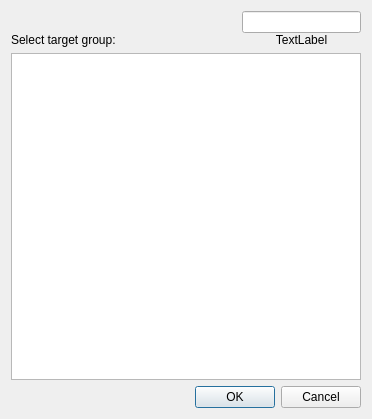
Before: the Qt Designer form FWAdminLib/ClientMoveToDlg.ui in fw-dev/translations, drawn with Qt 5.
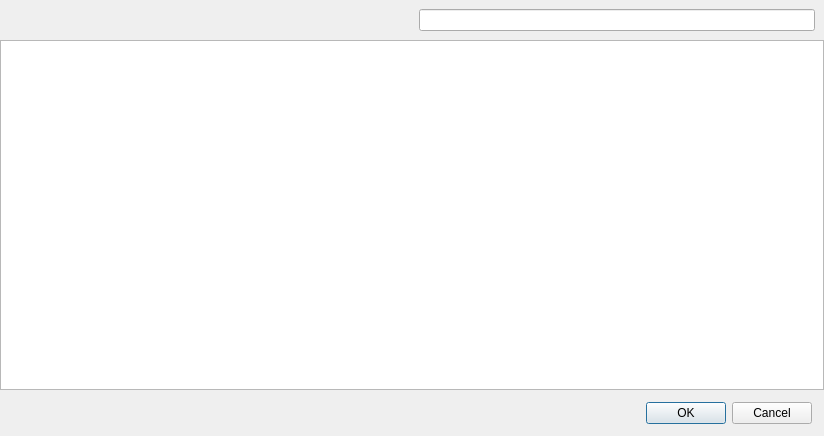
After: the same form once the commit is applied. Custom widgets are drawn as their Qt base class.

```diff
--- a/FWAdminLib/ClientMoveToDlg.ui
+++ b/FWAdminLib/ClientMoveToDlg.ui
@@ -6,26 +6,23 @@
    <rect>
     <x>0</x>
     <y>0</y>
-    <width>372</width>
-    <height>419</height>
+    <width>824</width>
+    <height>436</height>
    </rect>
   </property>
   <property name="windowTitle">
    <string>Move selected users to...</string>
   </property>
-  <layout class="QVBoxLayout" name="verticalLayout_2">
+  <layout class="QVBoxLayout" name="verticalLayout">
+   <property name="spacing">
+    <number>0</number>
+   </property>
+   <property name="margin">
+    <number>0</number>
+   </property>
    <item>
+    <widget class="ViewSearchHeader" name="widget" native="true">
     <layout class="QHBoxLayout" name="horizontalLayout">
-     <item>
-      <widget class="QLabel" name="label">
-       <property name="text">
-        <string>Select target group:</string>
-       </property>
-       <property name="alignment">
-        <set>Qt::AlignBottom|Qt::AlignLeading|Qt::AlignLeft</set>
-       </property>
-      </widget>
-     </item>
      <item>
       <spacer name="horizontalSpacer">
        <property name="orientation">
@@ -33,36 +30,30 @@
        </property>
        <property name="sizeHint" stdset="0">
         <size>
-         <width>40</width>
+          <width>366</width>
          <height>20</height>
         </size>
        </property>
       </spacer>
      </item>
      <item>
-      <layout class="QVBoxLayout" name="verticalLayout">
-       <property name="spacing">
-        <number>0</number>
-       </property>
-       <item>
-        <widget class="SearchLineEdit" name="searchLineEdit"/>
-       </item>
-       <item>
         <widget class="QLabel" name="itemsLabel">
          <property name="text">
-          <string>TextLabel</string>
+         <string/>
          </property>
          <property name="alignment">
           <set>Qt::AlignCenter</set>
          </property>
         </widget>
        </item>
-      </layout>
-     </item>
-    </layout>
+      <item>
+       <widget class="SearchLineEdit" name="searchLineEdit"/>
+      </item>
+     </layout>
+    </widget>
    </item>
    <item>
-    <widget class="QTreeView" name="view">
+    <widget class="StyledTreeView" name="view">
      <property name="editTriggers">
       <set>QAbstractItemView::NoEditTriggers</set>
      </property>
@@ -78,6 +69,11 @@
     </widget>
    </item>
    <item>
+    <layout class="QHBoxLayout" name="horizontalLayout_2">
+     <property name="margin">
+      <number>12</number>
+     </property>
+     <item>
     <widget class="QDialogButtonBox" name="buttonBox">
      <property name="standardButtons">
       <set>QDialogButtonBox::Cancel|QDialogButtonBox::Ok</set>
@@ -85,6 +81,8 @@
     </widget>
    </item>
   </layout>
+   </item>
+  </layout>
  </widget>
  <customwidgets>
   <customwidget>
@@ -92,6 +90,17 @@
    <extends>QLineEdit</extends>
    <header>FileWaveGuiLib/searchlineedit/searchlineedit.h</header>
   </customwidget>
+  <customwidget>
+   <class>ViewSearchHeader</class>
+   <extends>QWidget</extends>
+   <header>FWAdminLib/ViewSearchHeader.h</header>
+   <container>1</container>
+  </customwidget>
+  <customwidget>
+   <class>StyledTreeView</class>
+   <extends>QTreeView</extends>
+   <header>FileWaveGuiLib/styledviews/styledtreeview.h</header>
+  </customwidget>
  </customwidgets>
  <resources/>
  <connections/>
```
Lines whose indentation alone changed are shown as unchanged.
